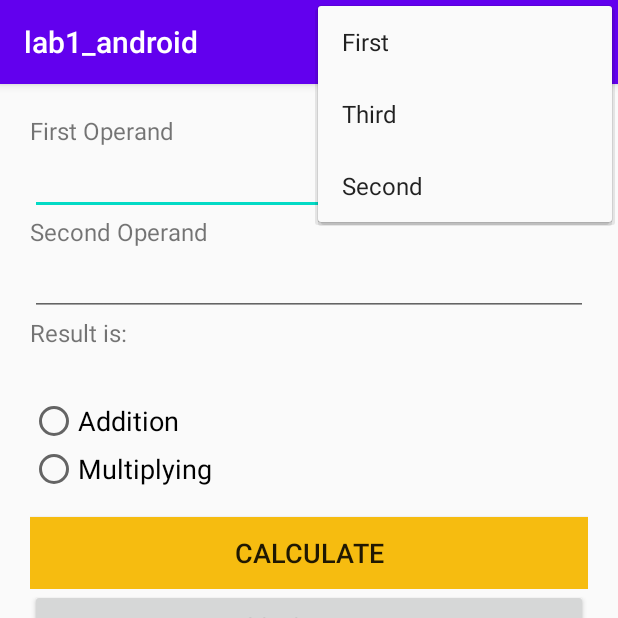
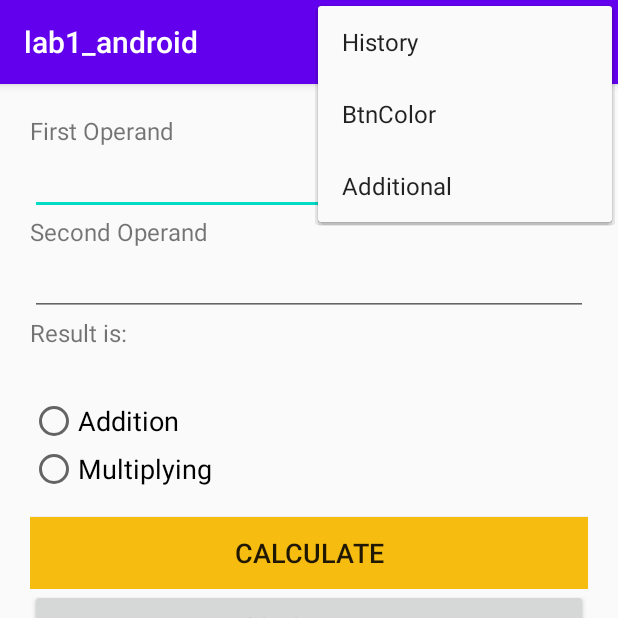
Before and after one commit to Introhart/lab1_android_labs, an Android app: the screen it shows after launch (MainActivity), with the options menu open, on a phone screen of 412 x 824 dp, the top half of it. Run offline under Robolectric (Android 15) with nearby library versions, the phone set to English and light mode, and no system bars.

Commit message:
additional tasks:completed     -change colors     -change fragments     -modify listView

```diff
--- a/app/src/main/AndroidManifest.xml
+++ b/app/src/main/AndroidManifest.xml
@@ -9,7 +9,9 @@
         android:roundIcon="@mipmap/ic_launcher_round"
         android:supportsRtl="true"
         android:theme="@style/AppTheme">
-        <activity android:name=".activity_lisr"></activity>
+        <activity android:name=".addit_2"></activity>
+        <activity android:name=".additional" />
+        <activity android:name=".activity_lisr" />
         <activity android:name=".SecondActivity" />
         <activity android:name=".MainActivity">
             <intent-filter>
--- a/app/src/main/java/com/example/lab1_android/DataInterface.java
+++ b/app/src/main/java/com/example/lab1_android/DataInterface.java
@@ -1,5 +1,6 @@
 package com.example.lab1_android;
 
 public interface DataInterface {
-    public void sendData(HeavyItem item);
+    //public void sendData(HeavyItem item);
+    void changeButtonColor();
 }
--- a/app/src/main/java/com/example/lab1_android/MainActivity.java
+++ b/app/src/main/java/com/example/lab1_android/MainActivity.java
@@ -67,10 +67,12 @@
                 startActivity(intent);
                 return true;
             case R.id.open_settings:
-                Toast.makeText(getApplicationContext(),"second", Toast.LENGTH_SHORT).show();
+                Intent additional_task = new Intent(this, additional.class);
+                startActivity(additional_task);
+                //Toast.makeText(getApplicationContext(),"second", Toast.LENGTH_SHORT).show();
                 return true;
             case R.id.save_settings:
-                Toast.makeText(getApplicationContext(),"third", Toast.LENGTH_SHORT).show();
+                //Toast.makeText(getApplicationContext(),"third", Toast.LENGTH_SHORT).show();
                 return true;
 
         }
--- a/app/src/main/java/com/example/lab1_android/frag_1.java
+++ b/app/src/main/java/com/example/lab1_android/frag_1.java
@@ -18,13 +18,17 @@ import androidx.annotation.NonNull;
 import androidx.annotation.Nullable;
 import androidx.fragment.app.Fragment;
 
-    public class frag_1 extends Fragment{
+    public class frag_1 extends Fragment implements DataInterface{
+
+        TheSingletone singleList;
+        Button button_submit;
+
     @Nullable
     @Override
     public View onCreateView(@NonNull LayoutInflater inflater, @Nullable ViewGroup container, @Nullable Bundle savedInstanceState) {
         View view = inflater.inflate(R.layout.fragment_1, container, false);
 
-        final TheSingletone singleList = TheSingletone.getInstance();
+        singleList = TheSingletone.getInstance();
         final EditText input_num1 = view.findViewById(R.id.input_num1);
         final EditText input_num2 = view.findViewById(R.id.input_num2);
         final TextView tv_result = view.findViewById(R.id.textView_result);
@@ -51,7 +55,7 @@ import androidx.fragment.app.Fragment;
              tv_result.setTextSize(16);
         }
 
-        Button button_submit = view.findViewById(R.id.button_calculate);
+        button_submit = view.findViewById(R.id.button_calculate);
 
         button_submit.setOnClickListener(new View.OnClickListener() {
             @Override
@@ -86,4 +90,14 @@ import androidx.fragment.app.Fragment;
         return view;
     }
 
-}
+        @Override
+        public void changeButtonColor() {
+            Toast.makeText(this.getContext(),"ChangeButtonColor()", Toast.LENGTH_SHORT).show();
+        }
+        public void chv()
+        {
+            //Toast.makeText(this.getContext(),"ChangeButtonColor()_1", Toast.LENGTH_SHORT).show();
+            button_submit.setBackgroundColor(singleList.colorChangeFragment1);
+
+        }
+    }
--- a/app/src/main/res/menu/menu_main.xml
+++ b/app/src/main/res/menu/menu_main.xml
@@ -3,13 +3,13 @@
     <item
         android:id="@+id/action_settings"
         android:orderInCategory="1"
-        android:title="First" />
+        android:title="History" />
     <item
         android:id="@+id/save_settings"
-        android:orderInCategory="3"
-        android:title="Second" />
+        android:orderInCategory="2"
+        android:title="BtnColor" />
     <item
         android:id="@+id/open_settings"
-        android:orderInCategory="2"
-        android:title="Third" />
+        android:orderInCategory="3"
+        android:title="Additional" />
 </menu>
--- a/app/src/main/res/values/strings.xml
+++ b/app/src/main/res/values/strings.xml
@@ -11,4 +11,6 @@
     <string name="go_forward">Go Forward</string>
     <string name="go_back">Go Back</string>
     <string name="history">History</string>
+    <string name="change_fragment">Change Fragment</string>
+    <string name="change_color">Change Color</string>
 </resources>
```
Also changed, not shown: app/src/main/java/com/example/lab1_android/CustomStrongAdapter.java (+17 -4 lines), app/src/main/java/com/example/lab1_android/TheSingletone.java (+39 -1 lines), app/src/main/java/com/example/lab1_android/frag_2.java (+11 -2 lines), app/src/main/res/layout/list_raw.xml (+11 -0 lines).
